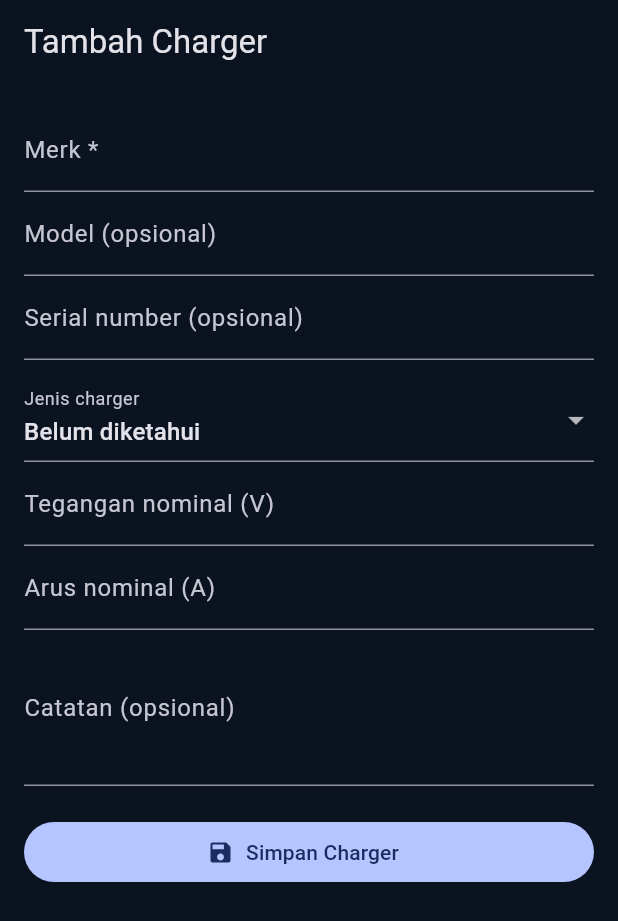
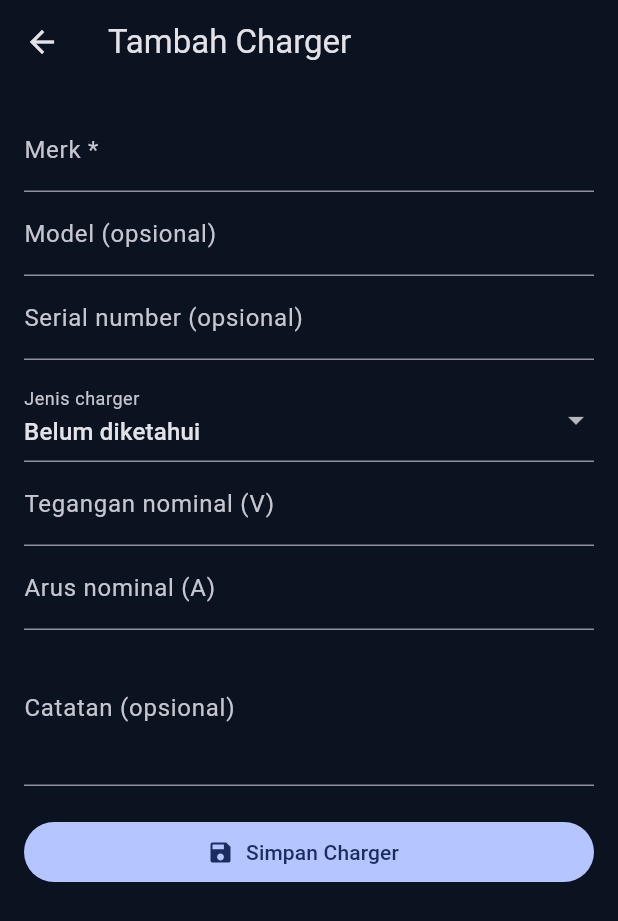
Before and after one commit to sandiid/DCMS, a Flutter app: the ChargerCreateScreen screen opened by its route, on a phone screen of 412 x 824 dp. Shown: the top 921 px of the screen. Run offline on Flutter 3.47's test engine with Material 3 defaults, Android fonts, the phone set to English and light mode, and no system bars; our stand-ins replace flutter_riverpod, go_router, image_picker, qr_flutter, sqflite; missing offline and left inert: mobile_scanner; accounts and stored records are empty.

Commit message:
fix(m1.3): explicit back navigation in lib/features/chargers/presentation/charger_create_screen.dart

```diff
--- a/lib/features/chargers/presentation/charger_create_screen.dart
+++ b/lib/features/chargers/presentation/charger_create_screen.dart
@@ -78,7 +78,15 @@ class _ChargerCreateScreenState extends ConsumerState<ChargerCreateScreen> {
   Widget build(BuildContext context) {
     final editing = widget.chargerId != null;
     return Scaffold(
-      appBar: AppBar(title: Text(editing ? 'Edit Charger' : 'Tambah Charger')),
+      appBar: AppBar(
+        title: Text(editing ? 'Edit Charger' : 'Tambah Charger'),
+        leading: IconButton(
+          icon: const Icon(Icons.arrow_back),
+          onPressed: () => context.go(
+            editing ? '/chargers/${widget.chargerId}' : '/chargers',
+          ),
+        ),
+      ),
       body: loading
           ? const Center(child: CircularProgressIndicator())
           : loadError != null
```
